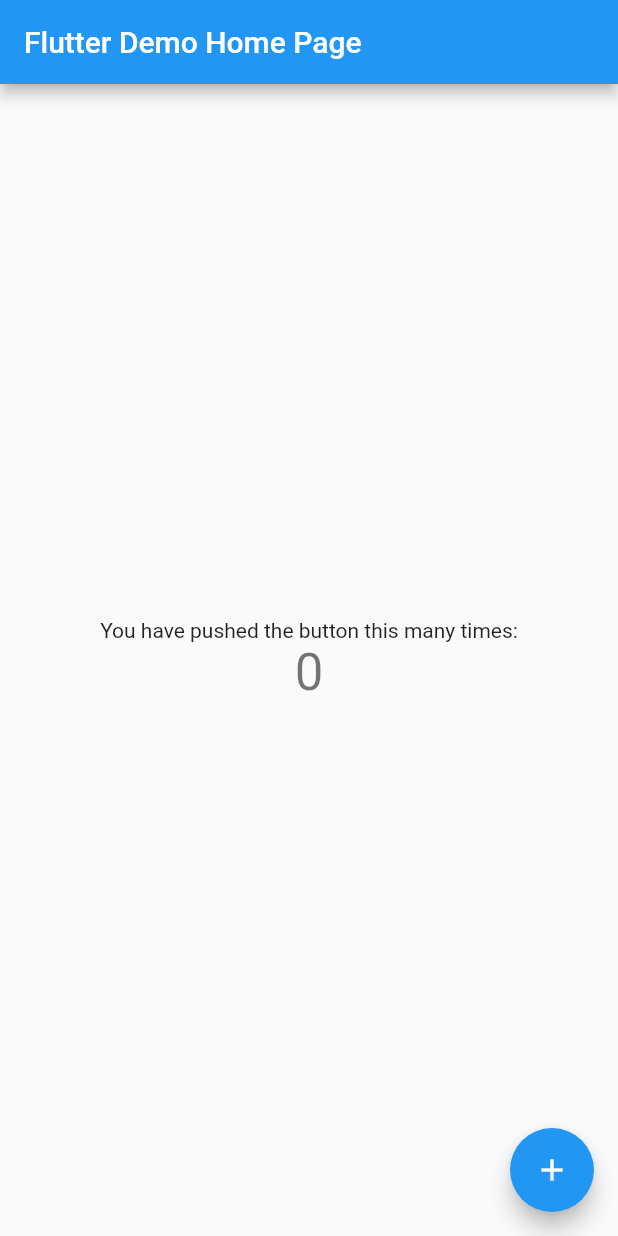
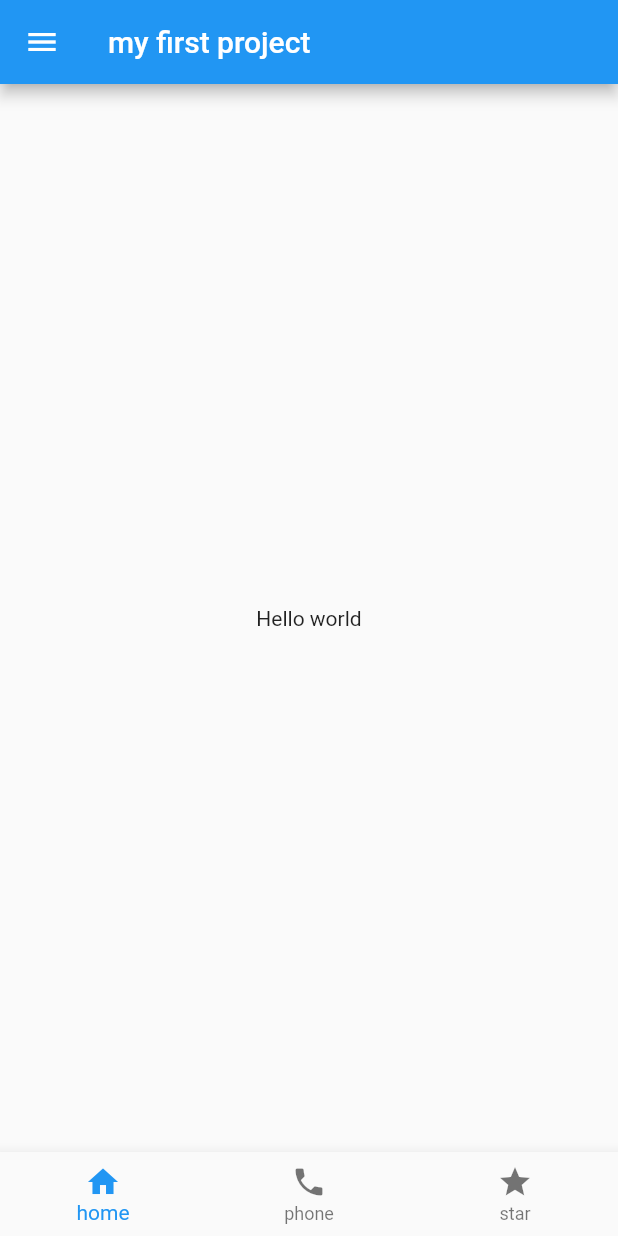
Before and after one commit to IDNV5/flutter_application_1, a Flutter app: the screen it shows after launch, on a phone screen of 412 x 824 dp. Run offline on Flutter 3.47's test engine with Material 2 defaults, Android fonts, the phone set to English and light mode, and no system bars.

Commit message:
แก้main

```diff
--- a/lib/main.dart
+++ b/lib/main.dart
@@ -1,113 +1,35 @@
 import 'package:flutter/material.dart';
 
 void main() {
-  runApp(MyApp());
-}
-
-class MyApp extends StatelessWidget {
-  // This widget is the root of your application.
-  @override
-  Widget build(BuildContext context) {
-    return MaterialApp(
-      title: 'Flutter Demo',
-      theme: ThemeData(
-        // This is the theme of your application.
-        //
-        // Try running your application with "flutter run". You'll see the
-        // application has a blue toolbar. Then, without quitting the app, try
-        // changing the primarySwatch below to Colors.green and then invoke
-        // "hot reload" (press "r" in the console where you ran "flutter run",
-        // or simply save your changes to "hot reload" in a Flutter IDE).
-        // Notice that the counter didn't reset back to zero; the application
-        // is not restarted.
-        primarySwatch: Colors.blue,
+  runApp(MaterialApp(
+    home: Scaffold(
+      drawer: Drawer(
+        child: Center(
+          child: Text("Hello drawer"),
+        ),
       ),
-      home: MyHomePage(title: 'Flutter Demo Home Page'),
-    );
-  }
-}
-
-class MyHomePage extends StatefulWidget {
-  MyHomePage({Key key, this.title}) : super(key: key);
-
-  // This widget is the home page of your application. It is stateful, meaning
-  // that it has a State object (defined below) that contains fields that affect
-  // how it looks.
-
-  // This class is the configuration for the state. It holds the values (in this
-  // case the title) provided by the parent (in this case the App widget) and
-  // used by the build method of the State. Fields in a Widget subclass are
-  // always marked "final".
-
-  final String title;
-
-  @override
-  _MyHomePageState createState() => _MyHomePageState();
-}
-
-class _MyHomePageState extends State<MyHomePage> {
-  int _counter = 0;
-
-  void _incrementCounter() {
-    setState(() {
-      // This call to setState tells the Flutter framework that something has
-      // changed in this State, which causes it to rerun the build method below
-      // so that the display can reflect the updated values. If we changed
-      // _counter without calling setState(), then the build method would not be
-      // called again, and so nothing would appear to happen.
-      _counter++;
-    });
-  }
-
-  @override
-  Widget build(BuildContext context) {
-    // This method is rerun every time setState is called, for instance as done
-    // by the _incrementCounter method above.
-    //
-    // The Flutter framework has been optimized to make rerunning build methods
-    // fast, so that you can just rebuild anything that needs updating rather
-    // than having to individually change instances of widgets.
-    return Scaffold(
       appBar: AppBar(
-        // Here we take the value from the MyHomePage object that was created by
-        // the App.build method, and use it to set our appbar title.
-        title: Text(widget.title),
+        title: Text("my first project"),
       ),
       body: Center(
-        // Center is a layout widget. It takes a single child and positions it
-        // in the middle of the parent.
-        child: Column(
-          // Column is also a layout widget. It takes a list of children and
-          // arranges them vertically. By default, it sizes itself to fit its
-          // children horizontally, and tries to be as tall as its parent.
-          //
-          // Invoke "debug painting" (press "p" in the console, choose the
-          // "Toggle Debug Paint" action from the Flutter Inspector in Android
-          // Studio, or the "Toggle Debug Paint" command in Visual Studio Code)
-          // to see the wireframe for each widget.
-          //
-          // Column has various properties to control how it sizes itself and
-          // how it positions its children. Here we use mainAxisAlignment to
-          // center the children vertically; the main axis here is the vertical
-          // axis because Columns are vertical (the cross axis would be
-          // horizontal).
-          mainAxisAlignment: MainAxisAlignment.center,
-          children: <Widget>[
-            Text(
-              'You have pushed the button this many times:',
-            ),
-            Text(
-              '$_counter',
-              style: Theme.of(context).textTheme.headline4,
-            ),
-          ],
-        ),
+        child: Text("Hello world"),
       ),
-      floatingActionButton: FloatingActionButton(
-        onPressed: _incrementCounter,
-        tooltip: 'Increment',
-        child: Icon(Icons.add),
-      ), // This trailing comma makes auto-formatting nicer for build methods.
-    );
-  }
+      bottomNavigationBar: BottomNavigationBar(
+        items: [
+          BottomNavigationBarItem(
+            icon: Icon(Icons.home),
+            label: "home",
+          ),
+          BottomNavigationBarItem(
+            icon: Icon(Icons.phone),
+            label: "phone",
+          ),
+          BottomNavigationBarItem(
+            icon: Icon(Icons.star),
+            label: "star",
+          )
+        ],
+      ),
+    ),
+  ));
 }
```
Also changed, not shown: 1 other file.
